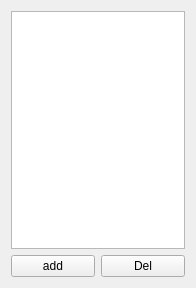
The window that src/playlist.ui (hutchgrant/beagleplayer) describes before a commit, drawn with Qt 5.
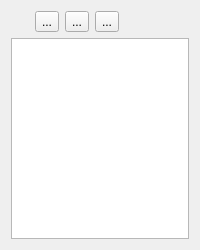
The same window after the commit. Icons and pictures are not drawn.

Commit message: adding playlist widget features include: add, save, remove.

The edit to the form file:
```diff
--- a/src/playlist.ui
+++ b/src/playlist.ui
@@ -6,30 +6,92 @@
    <rect>
     <x>0</x>
     <y>0</y>
-    <width>196</width>
-    <height>288</height>
+    <width>200</width>
+    <height>250</height>
    </rect>
   </property>
   <property name="windowTitle">
    <string>Form</string>
   </property>
-  <layout class="QVBoxLayout" name="verticalLayout">
+  <layout class="QVBoxLayout" name="verticalLayout_2">
    <item>
-    <widget class="QListView" name="PLAYLIST"/>
-   </item>
-   <item>
-    <layout class="QHBoxLayout" name="horizontalLayout">
+    <layout class="QVBoxLayout" name="verticalLayout">
      <item>
-      <widget class="QPushButton" name="ADD_but">
-       <property name="text">
-        <string>add</string>
-       </property>
-      </widget>
+      <layout class="QHBoxLayout" name="horizontalLayout_2" stretch="3,0,0,0,9">
+       <item>
+        <spacer name="horizontalSpacer">
+         <property name="orientation">
+          <enum>Qt::Horizontal</enum>
+         </property>
+         <property name="sizeHint" stdset="0">
+          <size>
+           <width>40</width>
+           <height>20</height>
+          </size>
+         </property>
+        </spacer>
+       </item>
+       <item>
+        <widget class="QToolButton" name="open_tool">
+         <property name="text">
+          <string>...</string>
+         </property>
+         <property name="icon">
+          <iconset resource="../res/BTres.qrc">
+           <normaloff>:/res/OPEN_icon.png</normaloff>:/res/OPEN_icon.png</iconset>
+         </property>
+         <property name="popupMode">
+          <enum>QToolButton::InstantPopup</enum>
+         </property>
+        </widget>
+       </item>
+       <item>
+        <widget class="QToolButton" name="add_tool">
+         <property name="text">
+          <string>...</string>
+         </property>
+         <property name="icon">
+          <iconset resource="../res/BTres.qrc">
+           <normaloff>:/res/ADD_icon.png</normaloff>:/res/ADD_icon.png</iconset>
+         </property>
+         <property name="popupMode">
+          <enum>QToolButton::InstantPopup</enum>
+         </property>
+        </widget>
+       </item>
+       <item>
+        <widget class="QToolButton" name="remove_tool">
+         <property name="text">
+          <string>...</string>
+         </property>
+         <property name="icon">
+          <iconset resource="../res/BTres.qrc">
+           <normaloff>:/res/REMOVE_icon.png</normaloff>:/res/REMOVE_icon.png</iconset>
+         </property>
+         <property name="popupMode">
+          <enum>QToolButton::InstantPopup</enum>
+         </property>
+        </widget>
+       </item>
+       <item>
+        <spacer name="horizontalSpacer_2">
+         <property name="orientation">
+          <enum>Qt::Horizontal</enum>
+         </property>
+         <property name="sizeHint" stdset="0">
+          <size>
+           <width>40</width>
+           <height>20</height>
+          </size>
+         </property>
+        </spacer>
+       </item>
+      </layout>
      </item>
      <item>
-      <widget class="QPushButton" name="pushButton_2">
-       <property name="text">
-        <string>Del</string>
+      <widget class="QListView" name="PLAYLIST">
+       <property name="editTriggers">
+        <set>QAbstractItemView::EditKeyPressed</set>
        </property>
       </widget>
      </item>
```
Left out of the diff: 4 changed lines with no effect on the pictures. The commit also changes 30 other files.
